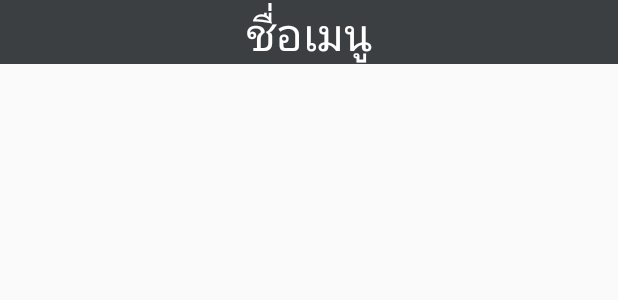
After one commit to aomram/Thai-Recipes, an Android app: the layout maincourses_fragment.xml on its own in the app's theme, with its tools: preview values and no code run, on a phone screen of 412 x 824 dp. The commit adds this screen. Shown: the top 300 px of the screen. Run offline under Robolectric (Android 15) with nearby library versions, the phone set to English and light mode, and no system bars.

Commit message:
Add Template

```diff
--- a/app/build.gradle
+++ b/app/build.gradle
@@ -32,4 +32,5 @@ dependencies {
     testImplementation 'junit:junit:4.12'
     androidTestImplementation 'androidx.test.ext:junit:1.1.0'
     androidTestImplementation 'androidx.test.espresso:espresso-core:3.1.1'
+    implementation 'androidx.recyclerview:recyclerview:1.0.0'
 }
--- /dev/null
+++ b/app/src/main/res/layout/dessert_fragment.xml
@@ -0,0 +1,6 @@
+<?xml version="1.0" encoding="utf-8"?>
+<LinearLayout xmlns:android="http://schemas.android.com/apk/res/android"
+    android:orientation="vertical" android:layout_width="match_parent"
+    android:layout_height="match_parent">
+
+</LinearLayout>
--- /dev/null
+++ b/app/src/main/res/layout/maincourses_fragment.xml
@@ -0,0 +1,12 @@
+<?xml version="1.0" encoding="utf-8"?>
+<LinearLayout xmlns:android="http://schemas.android.com/apk/res/android"
+    android:orientation="vertical" android:layout_width="match_parent"
+    android:layout_height="match_parent">
+
+    <TextView
+        android:id="@+id/menu_name"
+        style="@style/Name_App"
+        android:layout_width="match_parent"
+        android:layout_height="wrap_content"
+        android:text="ชื่อเมนู" />
+</LinearLayout>
--- a/app/src/main/res/values/strings.xml
+++ b/app/src/main/res/values/strings.xml
@@ -1,3 +1,8 @@
 <resources>
     <string name="app_name">Thai Recipes</string>
+    <string name="title_name_main">สูตรอาหารไทย</string>
+    <string name="title_image">รูปปก</string>
+    <string name="main_button">อาหาร</string>
+    <string name="dess_button">ขนมหวาน</string>
+    <string name="title_name_dess">สูตรขนมไทย</string>
 </resources>
--- a/app/src/main/res/values/styles.xml
+++ b/app/src/main/res/values/styles.xml
@@ -2,10 +2,28 @@
 
     <!-- Base application theme. -->
     <style name="AppTheme" parent="Theme.AppCompat.Light.DarkActionBar">
-        <!-- Customize your theme here. -->
-        <item name="colorPrimary">@color/colorPrimary</item>
-        <item name="colorPrimaryDark">@color/colorPrimaryDark</item>
-        <item name="colorAccent">@color/colorAccent</item>
+    <!-- Customize your theme here. -->
+    <item name="colorPrimary">@color/colorPrimary</item>
+    <item name="colorPrimaryDark">@color/colorPrimaryDark</item>
+    <item name="colorAccent">@color/colorAccent</item>
+</style>
+
+    <style name="MenuButton" parent="Widget.AppCompat.Button">
+        <item name="android:layout_width">wrap_content</item>
+        <item name="android:layout_height">wrap_content</item>
+        <item name="android:layout_weight">1</item>
+        <item name="android:background">#2D82E5</item>
+        <item name="android:textColor">@android:color/white</item>
+        <item name="android:textSize">24sp</item>
+    </style>
+
+    <style name="Name_App">
+        <item name="android:layout_width">match_parent</item>
+        <item name="android:layout_height">wrap_content</item>
+        <item name="android:background">#3C3F41</item>
+        <item name="android:textAlignment">center</item>
+        <item name="android:textColor">@android:color/white</item>
+        <item name="android:textSize">30sp</item>
     </style>
 
 </resources>
```
Also changed, not shown: app/src/main/res/layout/dessertlist_fragment.xml (added, +50 -0 lines), app/src/main/res/layout/maincourseslist_fragment.xml (added, +48 -0 lines), app/src/main/res/drawable/cook2.jpg (added), app/src/main/res/drawable/cook3.jpg (added), app/src/main/res/drawable/cook4.jpg (added), app/src/main/res/drawable/tomyum.jpg (added), app/src/main/res/drawable/ขนมชั้น.jpeg (added), app/src/main/res/drawable/ขนมถ้วย.jpg (added), app/src/main/res/drawable/ฉู่ฉี่ปลาทู.jpg (added), app/src/main/res/drawable/ปก.jpeg (added), app/src/main/res/drawable/ปกขนม.jpg (added), app/src/main/res/drawable/สังขยาฟักทอง.PNG (added), app/src/main/res/drawable/หม้อแกง.jpg (added), app/src/main/res/drawable/เปียกปูน.jpg (added).
